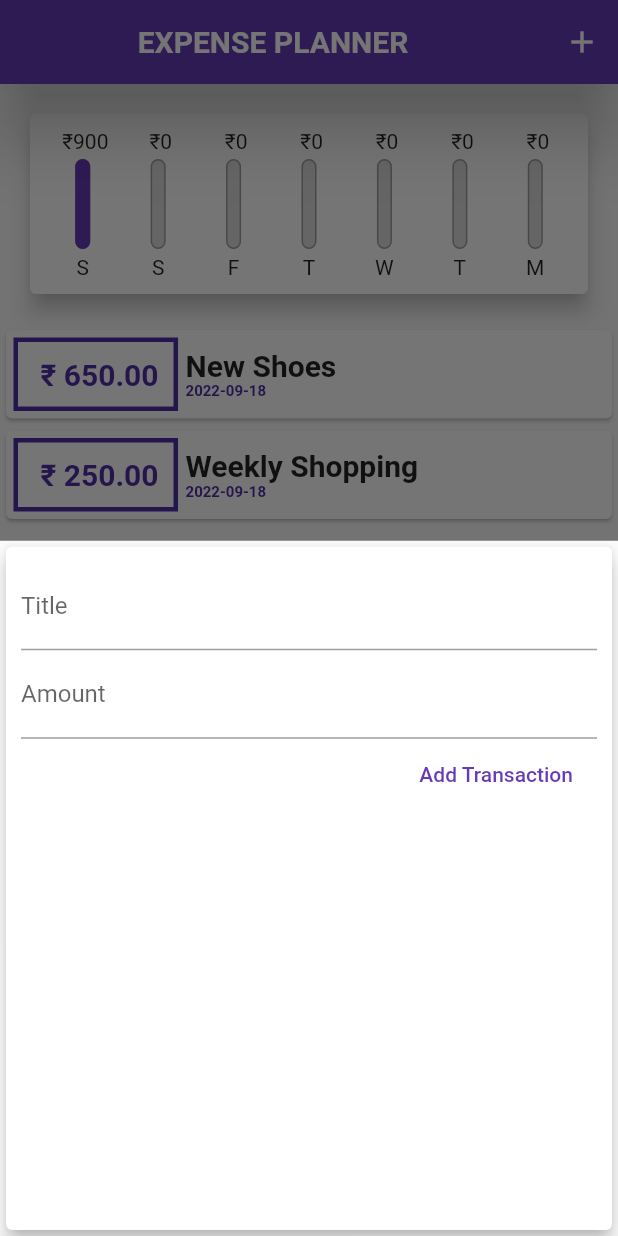
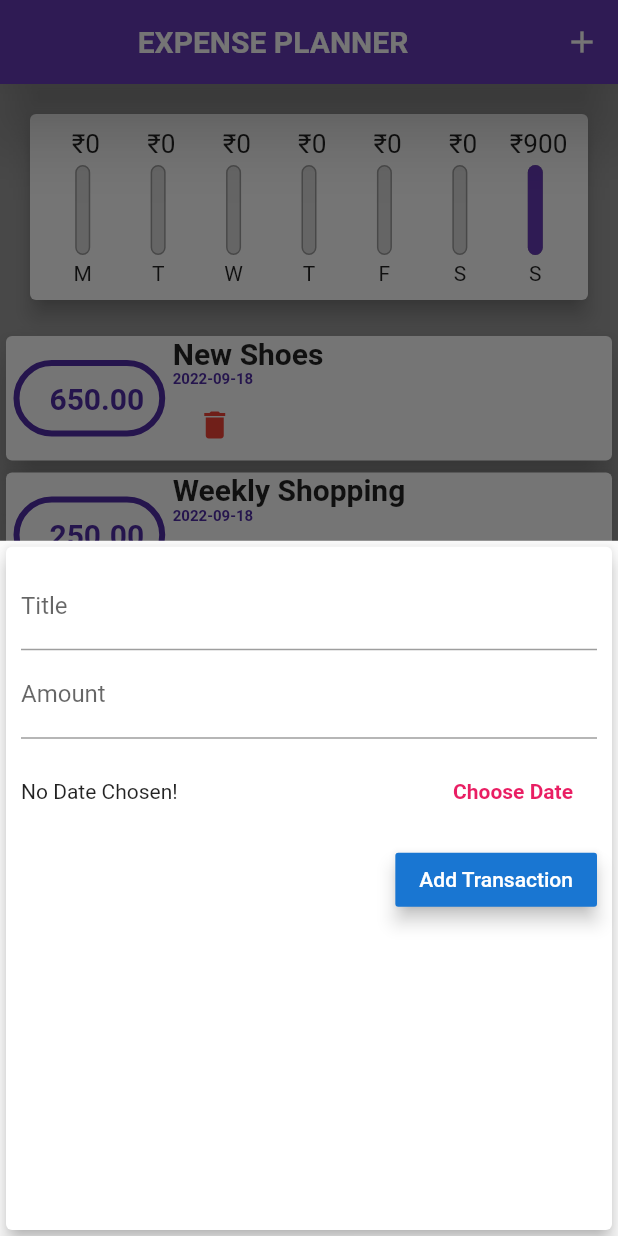
Before and after one commit to Jitender-yaduvanshi/expense_planner, a Flutter app: the screen it shows after launch, after a tap on the "add" icon, on a phone screen of 412 x 824 dp. Run offline on Flutter 3.47's test engine with Material 2 defaults, Android fonts, the phone set to English and light mode, and no system bars.

Commit message:
changes color and calender added

```diff
--- a/lib/main.dart
+++ b/lib/main.dart
@@ -61,11 +61,11 @@ class _MyHomePageState extends State<MyHomePage> {
     );
   }
 
-  void _addNewTransaction(String txTitle, double txAmount) {
+  void _addNewTransaction(String txTitle, double txAmount,DateTime chosenDate) {
     final newTx = Transaction(
       title: txTitle,
       amount: txAmount,
-      date: DateTime.now(),
+      date: chosenDate,
       id: DateTime.november.toString(),
     );
     setState(
@@ -81,7 +81,7 @@ class _MyHomePageState extends State<MyHomePage> {
       debugShowCheckedModeBanner: false,
       theme: ThemeData(
           primarySwatch: Colors.deepPurple, accentColor: Colors.amberAccent),
-      home: Scaffold(
+      home: Scaffold( backgroundColor: Colors.grey,
         appBar: AppBar(
           elevation: 18,
           title: Center(
--- a/lib/widgets/chart.dart
+++ b/lib/widgets/chart.dart
@@ -25,7 +25,7 @@ class Chart extends StatelessWidget {
         'day': DateFormat.E().format(weekDay).substring(0, 1),
         'amount': totalSum,
       };
-    });
+    }).reversed.toList();
   }
 
   double get totalSpending {
--- a/lib/widgets/chart_bar.dart
+++ b/lib/widgets/chart_bar.dart
@@ -11,8 +11,11 @@ class ChartBar extends StatelessWidget {
   Widget build(BuildContext context) {
     return Column(
       children: [
-        FittedBox(
-          child: Text(' ₹${spendingAmount.toStringAsFixed(0)}'),
+        Container(
+          height:20,
+          child: FittedBox(
+            child: Text(' ₹${spendingAmount.toStringAsFixed(0)}'),
+          ),
         ),
         SizedBox(
           height: 4,
--- a/lib/widgets/new_transaction.dart
+++ b/lib/widgets/new_transaction.dart
@@ -1,4 +1,5 @@
 import 'package:flutter/material.dart';
+import 'package:intl/intl.dart';
 
 class NewTransaction extends StatefulWidget {
   final Function addTx;
@@ -10,21 +11,41 @@ class NewTransaction extends StatefulWidget {
 }
 
 class _NewTransactionState extends State<NewTransaction> {
-  final titleController = TextEditingController();
+  final _titleController = TextEditingController();
+  final _amountController = TextEditingController();
+ DateTime? _selectedDate;
 
-  final amountController = TextEditingController();
-
-  void submitData() {
-    final enteredTitle = titleController.text;
-    final enteredAmount = double.parse(amountController.text);
-    if (enteredTitle.isEmpty || enteredAmount <= 0) {
+  void _submitData() {
+    if(_amountController.text.isEmpty){
+      return;
+    }
+    final enteredTitle = _titleController.text;
+    final enteredAmount = double.parse(_amountController.text);
+    if (enteredTitle.isEmpty || enteredAmount <= 0||_selectedDate==null) {
       return;
     }
     widget.addTx(
       enteredTitle,
       enteredAmount,
+      _selectedDate,
     );
     Navigator.of(context).pop();
+  }
+
+  void _presentDatePicker() {
+    showDatePicker(
+        context: context,
+        initialDate: DateTime.now(),
+        firstDate: DateTime(2022),
+        lastDate: DateTime.now()).then((pickedDate) {
+          if(pickedDate == null){
+            return;
+          }
+setState(() {
+  _selectedDate=pickedDate;
+});
+
+    });
   }
 
   @override
@@ -38,19 +59,38 @@ class _NewTransactionState extends State<NewTransaction> {
           children: [
             TextField(
               decoration: InputDecoration(labelText: 'Title'),
-              controller: titleController,
+              controller: _titleController,
             ),
             TextField(
               decoration: InputDecoration(labelText: 'Amount'),
-              controller: amountController,
+              controller: _amountController,
               keyboardType: TextInputType.number,
-              onSubmitted: (_) => submitData(),
+              onSubmitted: (_) => _submitData(),
             ),
-            FlatButton(
-              onPressed: submitData,
+            Container(
+              height: 70,
+              child: Row(
+                children: [
+                  Expanded(child: Text(_selectedDate==null?'No Date Chosen!':'Picked Date:${DateFormat.yMd().format(_selectedDate!)}',)),
+                  FlatButton(
+                    onPressed: _presentDatePicker,
+                    child: Text(
+                      'Choose Date',
+                      style: TextStyle(
+                        color: Colors.pink,
+                        fontWeight: FontWeight.bold,
+                      ),
+                    ),
+                  ),
+                ],
+              ),
+            ),
+            RaisedButton(
+              elevation: 5, color: Theme.of(context).primaryColorDark,
+              onPressed: _submitData,
               child: Text(
                 'Add Transaction',
-                style: TextStyle(color: Colors.deepPurple),
+                style: TextStyle(color: Colors.white),
               ),
               // color: Colors.blue,
             )
--- a/lib/widgets/transaction_list.dart
+++ b/lib/widgets/transaction_list.dart
@@ -1,3 +1,4 @@
+import 'package:flutter/cupertino.dart';
 import 'package:flutter/material.dart';
 import 'package:intl/intl.dart';
 import '../models/transaction.dart';
@@ -12,23 +13,29 @@ class TransactionList extends StatelessWidget {
       child: ListView(
         children: transactions.map((tx) {
           return Card(
+            elevation: 10,
             child: Row(
               children: [
                 Container(
                   padding: EdgeInsets.all(10),
                   decoration: BoxDecoration(
-                    border: Border.all( color: Theme.of(context).primaryColorDark, width: 3),
+                    border: Border.all(
+                      color: Theme.of(context).primaryColorDark,
+                      width: 4,
+                    ),
+                    borderRadius: BorderRadius.circular(50),
                   ),
                   margin: EdgeInsets.symmetric(horizontal: 5, vertical: 5),
                   child: Text(
-                    ' ₹ ${tx.amount.toStringAsFixed(2)}',
+                    '  ${tx.amount.toStringAsFixed(2)}',
                     style: TextStyle(
                         fontWeight: FontWeight.bold,
                         fontSize: 20,
                         color: Theme.of(context).primaryColorDark),
                   ),
                 ),
-                Column(
+                Container(
+                  child: Column(
                     crossAxisAlignment: CrossAxisAlignment.start,
                     children: [
                       Text(
@@ -47,7 +54,19 @@ class TransactionList extends StatelessWidget {
                           fontWeight: FontWeight.bold,
                         ),
                       ),
+                      Row(
+                        crossAxisAlignment: CrossAxisAlignment.end,
+                        children: [
+                          IconButton(
+                            alignment: AlignmentDirectional.centerEnd,
+                            onPressed: () {},
+                            icon: Icon(Icons.delete),
+                            color: Colors.red,
+                          ),
                         ],
+                      )
+                    ],
+                  ),
                 )
               ],
             ),
```
Lines whose indentation alone changed are shown as unchanged.
